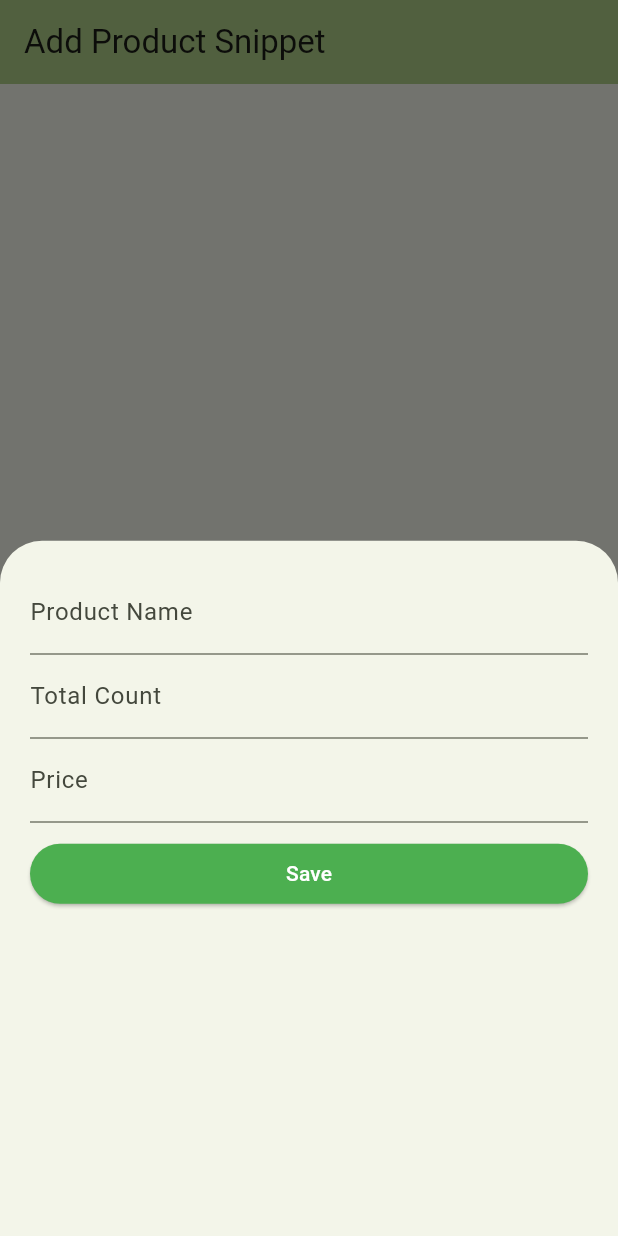
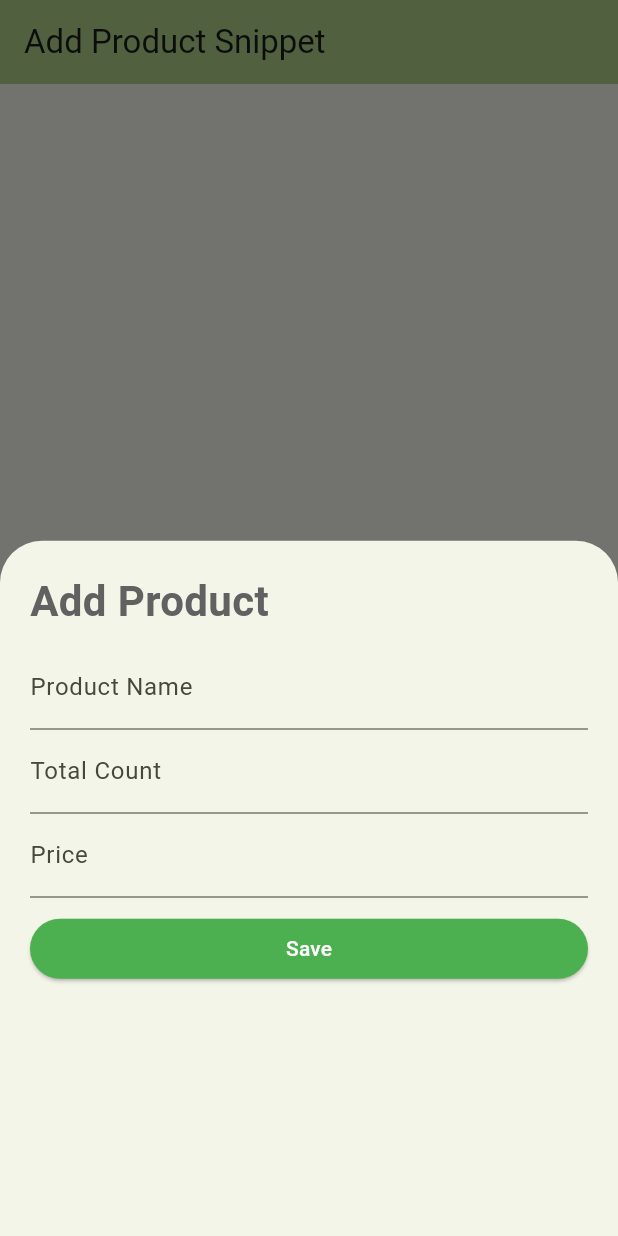
Before and after one commit to rising-dancho/modal_bottom_sheet, a Flutter app: the screen it shows after launch, after a tap on the "add" icon, on a phone screen of 412 x 824 dp. Run offline on Flutter 3.47's test engine with Material 3 defaults, Android fonts, the phone set to English and light mode, and no system bars.

Commit message:
feat: added a title for the modal

```diff
--- a/lib/widgets/add_product.dart
+++ b/lib/widgets/add_product.dart
@@ -13,7 +13,17 @@ class _AddProductState extends State<AddProduct> {
     return Container(
       padding: EdgeInsets.all(20),
       child: Column(
+        crossAxisAlignment: CrossAxisAlignment.start,
         children: [
+          Text(
+            "Add Product",
+            style: TextStyle(
+              fontWeight: FontWeight.bold,
+              fontSize: 28,
+              color: Colors.grey[700],
+            ),
+          ),
+          const SizedBox(height: 10),
           TextField(decoration: InputDecoration(labelText: "Product Name")),
           TextField(decoration: InputDecoration(labelText: "Total Count")),
           TextField(decoration: InputDecoration(labelText: "Price")),
```
